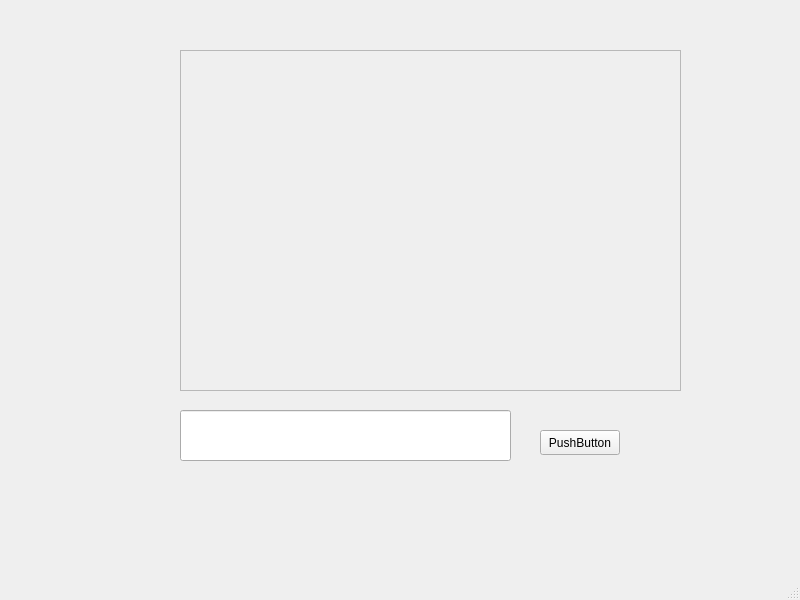
Old version of the form Client-OS-P1/mainwindow.ui in the repository xtsebas/Client-OS-P1.
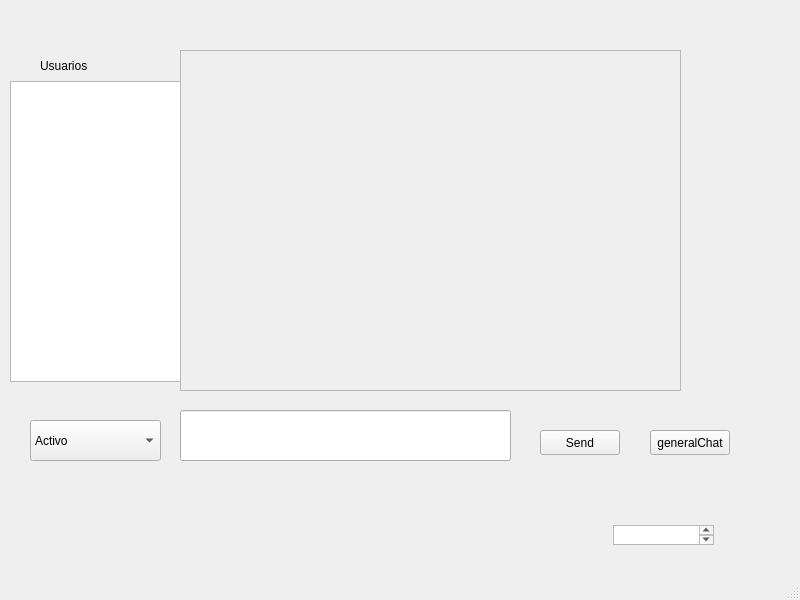
New version of the form.

Diff of the .ui file:
```diff
--- a/Client-OS-P1/mainwindow.ui
+++ b/Client-OS-P1/mainwindow.ui
@@ -47,7 +47,73 @@
      </rect>
     </property>
     <property name="text">
-     <string>PushButton</string>
+     <string>Send</string>
+    </property>
+   </widget>
+   <widget class="QTextEdit" name="text">
+    <property name="geometry">
+     <rect>
+      <x>613</x>
+      <y>525</y>
+      <width>101</width>
+      <height>20</height>
+     </rect>
+    </property>
+   </widget>
+   <widget class="QLabel" name="label">
+    <property name="geometry">
+     <rect>
+      <x>40</x>
+      <y>50</y>
+      <width>81</width>
+      <height>31</height>
+     </rect>
+    </property>
+    <property name="text">
+     <string>Usuarios</string>
+    </property>
+   </widget>
+   <widget class="QListWidget" name="userListWidget">
+    <property name="geometry">
+     <rect>
+      <x>10</x>
+      <y>81</y>
+      <width>171</width>
+      <height>301</height>
+     </rect>
+    </property>
+   </widget>
+   <widget class="QComboBox" name="statusComboBox">
+    <property name="geometry">
+     <rect>
+      <x>30</x>
+      <y>420</y>
+      <width>131</width>
+      <height>41</height>
+     </rect>
+    </property>
+    <item>
+     <property name="text">
+      <string>Activo</string>
+     </property>
+    </item>
+    <item>
+     <property name="text">
+      <string>Ocupado</string>
+     </property>
+    </item>
+   </widget>
+   <widget class="QPushButton" name="generalChatButton">
+    <property name="geometry">
+     <rect>
+      <x>650</x>
+      <y>430</y>
+      <width>80</width>
+      <height>25</height>
+     </rect>
+    </property>
+    <property name="text">
+     <string>generalChat</string>
     </property>
    </widget>
   </widget>
```
